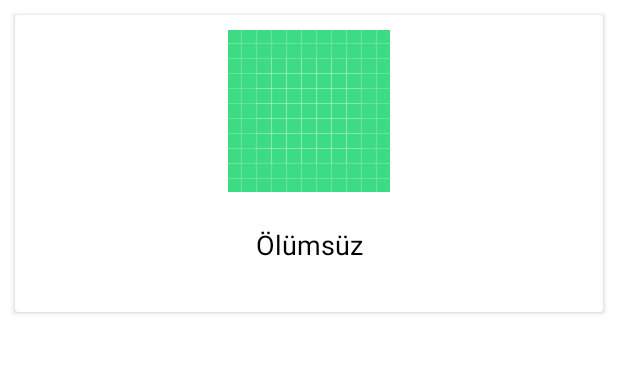
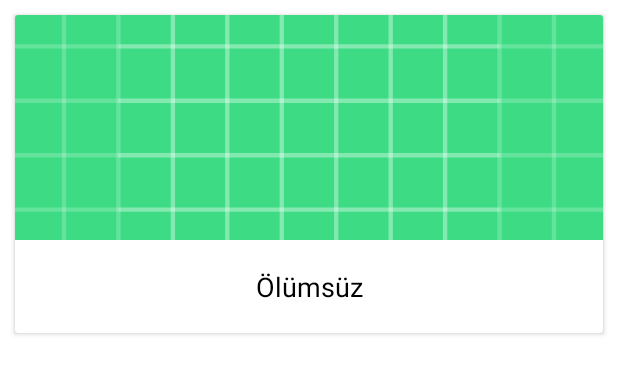
Before and after one commit to emirkarabey/AppTernDeezer, an Android app: the layout item_category.xml on its own in the app's theme, with its tools: preview values and no code run, on a phone screen of 412 x 824 dp. Shown: the top 374 px of the screen. Run offline under Robolectric (Android 15) with nearby library versions, the phone set to English and light mode, and no system bars.

Commit message:
Change item category layout

```diff
--- a/app/src/main/res/layout/item_category.xml
+++ b/app/src/main/res/layout/item_category.xml
@@ -8,25 +8,25 @@
     <LinearLayout
         android:layout_width="match_parent"
         android:layout_height="match_parent"
-        android:layout_margin="@dimen/small_margin"
         android:orientation="vertical"
         tools:ignore="UseCompoundDrawables">
 
         <ImageView
             android:id="@+id/ivCategory"
             android:layout_width="match_parent"
-            android:layout_height="wrap_content"
+            android:layout_height="150dp"
             android:contentDescription="@string/iv_category_content_description"
+            android:scaleType="centerCrop"
             android:src="@drawable/ic_launcher_background" />
 
         <TextView
             android:id="@+id/tvCategoryName"
             android:layout_width="match_parent"
+            android:layout_height="@dimen/title_text_view_height"
+            android:layout_margin="@dimen/extra_small_margin"
             android:gravity="center"
-            android:layout_height="@dimen/title_text_view_height"
-            android:layout_margin="@dimen/small_margin"
+            android:text="Ölümsüz"
             android:textColor="@color/black"
-            android:textSize="18sp"
-            android:text="Ölümsüz" />
+            android:textSize="18sp" />
     </LinearLayout>
 </androidx.cardview.widget.CardView>
```
